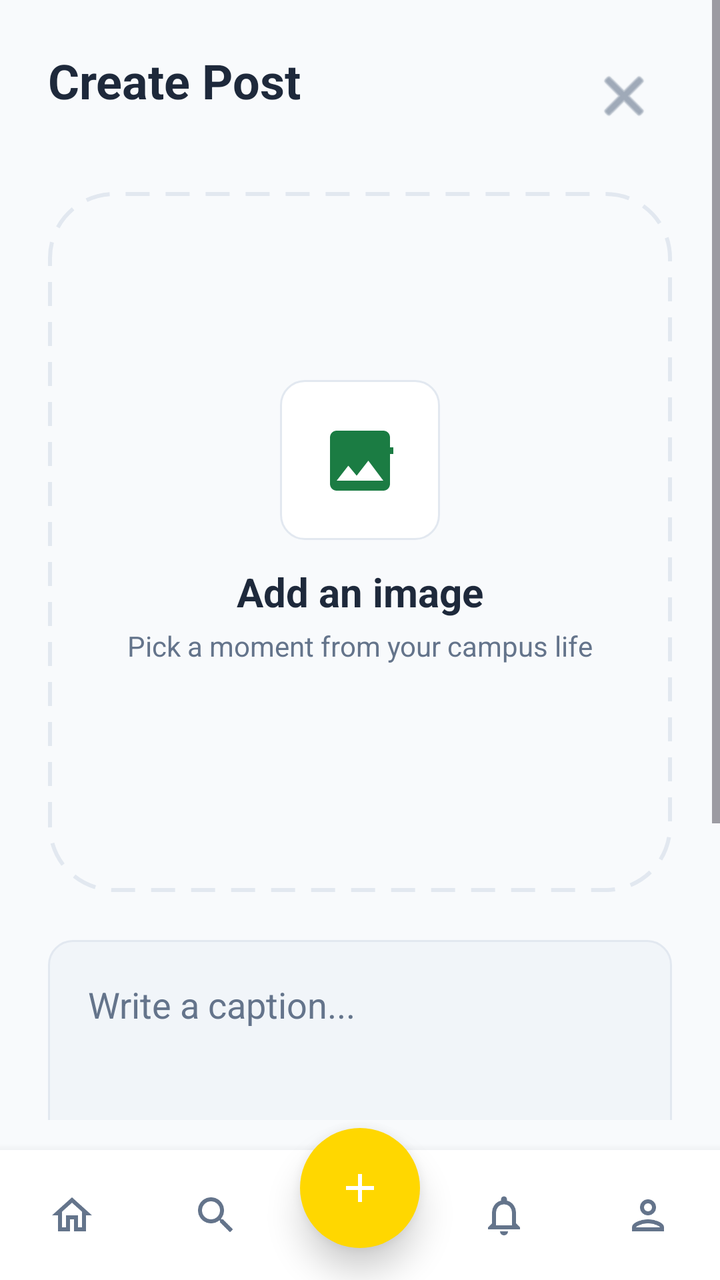
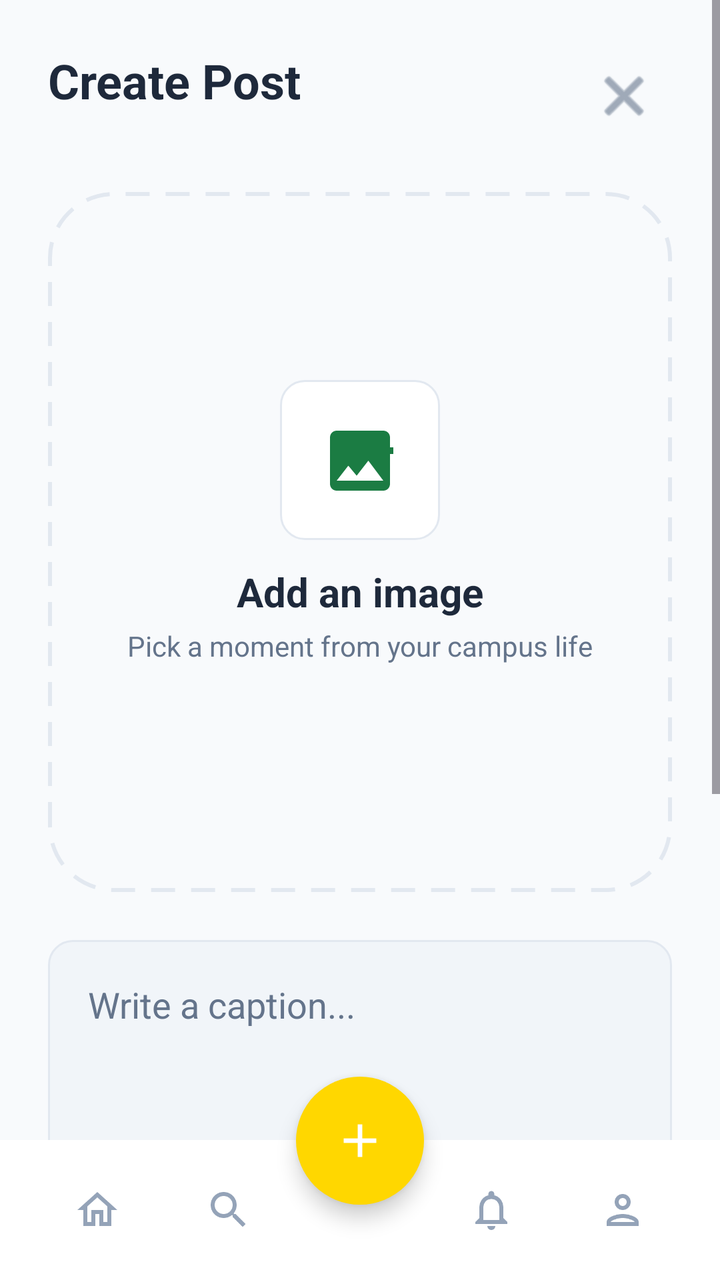

Screens rendered from an Android XML layout before and after an edit, with the pre-edit source and the edit as a unified diff.
<!-- AndroidManifest.xml: application theme Theme.BAUSThub -->
<!-- res/layout/activity_create_post.xml -->
<?xml version="1.0" encoding="utf-8"?>
<androidx.constraintlayout.widget.ConstraintLayout xmlns:android="http://schemas.android.com/apk/res/android"
    xmlns:app="http://schemas.android.com/apk/res-auto"
    android:layout_width="match_parent"
    android:layout_height="match_parent"
    android:background="@color/bg_light">

    <ScrollView
        android:layout_width="match_parent"
        android:layout_height="0dp"
        app:layout_constraintBottom_toTopOf="@+id/bottomNavContainer"
        app:layout_constraintTop_toTopOf="parent">

        <LinearLayout
            android:layout_width="match_parent"
            android:layout_height="wrap_content"
            android:orientation="vertical"
            android:padding="24dp">

            
            <RelativeLayout
                android:layout_width="match_parent"
                android:layout_height="wrap_content">

                <TextView
                    android:layout_width="wrap_content"
                    android:layout_height="wrap_content"
                    android:text="Create Post"
                    android:textColor="@color/text_dark"
                    android:textSize="24sp"
                    android:textStyle="bold" />

                <ImageButton
                    android:id="@+id/btnClose"
                    android:layout_width="48dp"
                    android:layout_height="48dp"
                    android:layout_alignParentEnd="true"
                    android:background="?attr/selectableItemBackgroundBorderless"
                    android:src="@android:drawable/ic_menu_close_clear_cancel"
                    app:tint="@color/text_grey"
                    android:contentDescription="Close" />
            </RelativeLayout>

            
            <androidx.constraintlayout.widget.ConstraintLayout
                android:id="@+id/btnUploadImage"
                android:layout_width="match_parent"
                android:layout_height="350dp"
                android:layout_marginTop="24dp"
                android:background="@drawable/dashed_border_card"
                android:clickable="true"
                android:focusable="true">

                <LinearLayout
                    android:layout_width="wrap_content"
                    android:layout_height="wrap_content"
                    android:gravity="center"
                    android:orientation="vertical"
                    app:layout_constraintBottom_toBottomOf="parent"
                    app:layout_constraintEnd_toEndOf="parent"
                    app:layout_constraintStart_toStartOf="parent"
                    app:layout_constraintTop_toTopOf="parent">

                    <View
                        android:layout_width="80dp"
                        android:layout_height="80dp"
                        android:background="@drawable/google_button_bg" />

                    <ImageView
                        android:layout_width="40dp"
                        android:layout_height="40dp"
                        android:layout_marginTop="-60dp"
                        android:src="@drawable/ic_add_photo"
                        android:contentDescription="Add Photo Icon" />

                    <TextView
                        android:layout_width="wrap_content"
                        android:layout_height="wrap_content"
                        android:layout_marginTop="32dp"
                        android:text="Add an image"
                        android:textColor="@color/text_dark"
                        android:textSize="20sp"
                        android:textStyle="bold" />

                    <TextView
                        android:layout_width="wrap_content"
                        android:layout_height="wrap_content"
                        android:layout_marginTop="4dp"
                        android:text="Pick a moment from your campus life"
                        android:textColor="@color/text_grey"
                        android:textSize="14sp" />
                </LinearLayout>

                <ImageView
                    android:id="@+id/ivSelectedImage"
                    android:layout_width="match_parent"
                    android:layout_height="match_parent"
                    android:scaleType="centerCrop"
                    android:visibility="gone"
                    android:contentDescription="Selected Image" />
            </androidx.constraintlayout.widget.ConstraintLayout>

            
            <EditText
                android:id="@+id/etCaption"
                android:layout_width="match_parent"
                android:layout_height="180dp"
                android:layout_marginTop="24dp"
                android:background="@drawable/edit_text_bg"
                android:gravity="top"
                android:hint="Write a caption..."
                android:padding="20dp"
                android:textColor="@color/text_dark"
                android:textColorHint="@color/text_grey"
                android:textSize="18sp"
                android:inputType="textMultiLine" />

            
            <LinearLayout
                android:id="@+id/btnShare"
                android:layout_width="match_parent"
                android:layout_height="64dp"
                android:layout_marginTop="24dp"
                android:background="@drawable/button_bg"
                android:clickable="true"
                android:focusable="true"
                android:gravity="center">

                <ProgressBar
                    android:id="@+id/pbUpload"
                    android:layout_width="24dp"
                    android:layout_height="24dp"
                    android:layout_marginEnd="12dp"
                    android:indeterminateTint="@color/white"
                    android:visibility="gone" />

                <ImageView
                    android:id="@+id/ivSendIcon"
                    android:layout_width="24dp"
                    android:layout_height="24dp"
                    android:layout_marginEnd="12dp"
                    android:src="@drawable/ic_send"
                    android:contentDescription="Send Icon" />

                <TextView
                    android:id="@+id/tvShare"
                    android:layout_width="wrap_content"
                    android:layout_height="wrap_content"
                    android:text="Share to BAUSThub"
                    android:textColor="@color/white"
                    android:textSize="18sp"
                    android:textStyle="bold" />
            </LinearLayout>

        </LinearLayout>
    </ScrollView>

    
    <androidx.constraintlayout.widget.ConstraintLayout
        android:id="@+id/bottomNavContainer"
        android:layout_width="match_parent"
        android:layout_height="80dp"
        app:layout_constraintBottom_toBottomOf="parent">

        <LinearLayout
            android:id="@+id/bottomNav"
            android:layout_width="match_parent"
            android:layout_height="65dp"
            android:background="@color/white"
            android:gravity="center_vertical"
            android:orientation="horizontal"
            android:elevation="8dp"
            app:layout_constraintBottom_toBottomOf="parent">

            <ImageButton
                android:id="@+id/btnNavHome"
                android:layout_width="0dp"
                android:layout_height="match_parent"
                android:layout_weight="1"
                android:background="?attr/selectableItemBackgroundBorderless"
                android:src="@drawable/ic_nav_home"
                app:tint="@color/text_grey"
                android:contentDescription="Home" />

            <ImageButton
                android:id="@+id/btnNavSearch"
                android:layout_width="0dp"
                android:layout_height="match_parent"
                android:layout_weight="1"
                android:background="?attr/selectableItemBackgroundBorderless"
                android:src="@drawable/ic_nav_search"
                app:tint="@color/text_grey"
                android:contentDescription="Search" />

            <View
                android:layout_width="0dp"
                android:layout_height="match_parent"
                android:layout_weight="1" />

            <ImageButton
                android:id="@+id/btnNavNotifications"
                android:layout_width="0dp"
                android:layout_height="match_parent"
                android:layout_weight="1"
                android:background="?attr/selectableItemBackgroundBorderless"
                android:src="@drawable/ic_nav_notifications"
                app:tint="@color/text_grey"
                android:contentDescription="Notifications" />

            <ImageButton
                android:id="@+id/btnNavProfile"
                android:layout_width="0dp"
                android:layout_height="match_parent"
                android:layout_weight="1"
                android:background="?attr/selectableItemBackgroundBorderless"
                android:src="@drawable/ic_nav_profile"
                app:tint="@color/text_grey"
                android:contentDescription="Profile" />

        </LinearLayout>

        <ImageButton
            android:id="@+id/btnAddActive"
            android:layout_width="60dp"
            android:layout_height="60dp"
            android:background="@drawable/circle_solid_yellow"
            android:elevation="10dp"
            android:padding="12dp"
            android:scaleType="centerInside"
            android:src="@drawable/ic_nav_add"
            app:layout_constraintBottom_toBottomOf="parent"
            app:layout_constraintEnd_toEndOf="parent"
            app:layout_constraintStart_toStartOf="parent"
            app:layout_constraintTop_toTopOf="parent"
            app:layout_constraintVertical_bias="0.2"
            app:tint="@color/white"
            android:contentDescription="Add Active" />

    </androidx.constraintlayout.widget.ConstraintLayout>

</androidx.constraintlayout.widget.ConstraintLayout>
<!-- resources referenced by this layout -->
<resources>
  <color name="bg_light">#F8FAFC</color>
  <color name="text_dark">#1E293B</color>
  <color name="text_grey">#64748B</color>
  <color name="white">#FFFFFFFF</color>
  <!-- drawable button_bg (drawable) -->
  <?xml version="1.0" encoding="utf-8"?>
  <ripple xmlns:android="http://schemas.android.com/apk/res/android"
      android:color="#40FFFFFF">
      <item>
          <shape>
              <solid android:color="@color/baust_green" />
              <corners android:radius="12dp" />
          </shape>
      </item>
  </ripple>
  <!-- drawable circle_solid_yellow (drawable) -->
  <?xml version="1.0" encoding="utf-8"?>
  <shape xmlns:android="http://schemas.android.com/apk/res/android"
      android:shape="oval">
      <solid android:color="@color/baust_yellow" />
  </shape>
  <!-- drawable dashed_border_card (drawable) -->
  <?xml version="1.0" encoding="utf-8"?>
  <shape xmlns:android="http://schemas.android.com/apk/res/android">
      <solid android:color="@android:color/transparent" />
      <stroke
          android:width="2dp"
          android:color="@color/border_grey"
          android:dashGap="8dp"
          android:dashWidth="12dp" />
      <corners android:radius="32dp" />
  </shape>
  <!-- drawable edit_text_bg (drawable) -->
  <?xml version="1.0" encoding="utf-8"?>
  <shape xmlns:android="http://schemas.android.com/apk/res/android">
      <solid android:color="@color/input_bg" />
      <corners android:radius="12dp" />
      <stroke android:width="1dp" android:color="@color/border_grey" />
  </shape>
  <!-- drawable google_button_bg (drawable) -->
  <?xml version="1.0" encoding="utf-8"?>
  <ripple xmlns:android="http://schemas.android.com/apk/res/android"
      android:color="#10000000">
      <item>
          <shape>
              <solid android:color="@color/white" />
              <corners android:radius="12dp" />
              <stroke android:width="1dp" android:color="@color/border_grey" />
          </shape>
      </item>
  </ripple>
  <!-- drawable ic_nav_add (drawable) -->
  <vector xmlns:android="http://schemas.android.com/apk/res/android"
      android:width="24dp"
      android:height="24dp"
      android:viewportWidth="24"
      android:viewportHeight="24">
      <path
          android:fillColor="@color/white"
          android:pathData="M19,13h-6v6h-2v-6H5v-2h6V5h2v6h6v2z" />
  </vector>
  <!-- drawable ic_nav_home (drawable) -->
  <vector xmlns:android="http://schemas.android.com/apk/res/android"
      android:width="24dp"
      android:height="24dp"
      android:viewportWidth="24"
      android:viewportHeight="24">
      <path
          android:fillColor="@color/text_grey"
          android:pathData="M12,5.69l5,4.5V18h-2v-6H9v6H7v-7.81L12,5.69M12,3L2,12h3v8h6v-6h2v6h6v-8h3L12,3z" />
  </vector>
  <!-- drawable ic_nav_profile (drawable) -->
  <vector xmlns:android="http://schemas.android.com/apk/res/android"
      android:width="24dp"
      android:height="24dp"
      android:viewportWidth="24"
      android:viewportHeight="24">
      <path
          android:fillColor="@color/text_grey"
          android:pathData="M12,6c1.1,0 2,0.9 2,2s-0.9,2 -2,2 -2,-0.9 -2,-2 0.9,-2 2,-2m0,10c2.7,0 5.8,1.29 6,2H6c0.23,-0.72 3.31,-2 6,-2m0,-12C9.79,4 8,5.79 8,8s1.79,4 4,4 4,-1.79 4,-4 -1.79,-4 -4,-4zm0,10c-2.67,0 -8,1.33 -8,4v2h16v-2c0,-2.67 -5.33,-4 -8,-4z" />
  </vector>
  <!-- drawable ic_send (drawable) -->
  <vector xmlns:android="http://schemas.android.com/apk/res/android"
      android:width="24dp"
      android:height="24dp"
      android:viewportWidth="24"
      android:viewportHeight="24">
      <path
          android:fillColor="@color/white"
          android:pathData="M2.01,21L23,12 2.01,3 2,10l15,2 -15,2z" />
  </vector>
  <style name="Theme.BAUSThub" parent="Base.Theme.BAUSThub" />
  <color name="baust_green">#1B7C43</color>
  <color name="baust_yellow">#FFD700</color>
  <color name="border_grey">#E2E8F0</color>
  <color name="input_bg">#F1F5F9</color>
  <style name="Base.Theme.BAUSThub" parent="Theme.Material3.DayNight.NoActionBar">
          
          
      </style>
  <!-- unchanged entries left out for length: 3 -->
</resources>

<!-- the commit's change to res/layout/activity_create_post.xml (unified diff, before → after) -->
@@ -3,7 +3,9 @@
     xmlns:app="http://schemas.android.com/apk/res-auto"
     android:layout_width="match_parent"
     android:layout_height="match_parent"
-    android:background="@color/bg_light">
+    android:background="@color/bg_light"
+    android:clipChildren="false"
+    android:clipToPadding="false">
 
     <ScrollView
         android:layout_width="match_parent"
@@ -159,17 +161,19 @@
     <androidx.constraintlayout.widget.ConstraintLayout
         android:id="@+id/bottomNavContainer"
         android:layout_width="match_parent"
-        android:layout_height="80dp"
+        android:layout_height="90dp"
+        android:clipChildren="false"
+        android:clipToPadding="false"
         app:layout_constraintBottom_toBottomOf="parent">
 
         <LinearLayout
             android:id="@+id/bottomNav"
             android:layout_width="match_parent"
-            android:layout_height="65dp"
+            android:layout_height="70dp"
             android:background="@color/white"
             android:gravity="center_vertical"
             android:orientation="horizontal"
-            android:elevation="8dp"
+            android:paddingHorizontal="16dp"
             app:layout_constraintBottom_toBottomOf="parent">
 
             <ImageButton
@@ -179,7 +183,7 @@
                 android:layout_weight="1"
                 android:background="?attr/selectableItemBackgroundBorderless"
                 android:src="@drawable/ic_nav_home"
-                app:tint="@color/text_grey"
+                app:tint="#94A3B8"
                 android:contentDescription="Home" />
 
             <ImageButton
@@ -189,7 +193,7 @@
                 android:layout_weight="1"
                 android:background="?attr/selectableItemBackgroundBorderless"
                 android:src="@drawable/ic_nav_search"
-                app:tint="@color/text_grey"
+                app:tint="#94A3B8"
                 android:contentDescription="Search" />
 
             <View
@@ -204,7 +208,7 @@
                 android:layout_weight="1"
                 android:background="?attr/selectableItemBackgroundBorderless"
                 android:src="@drawable/ic_nav_notifications"
-                app:tint="@color/text_grey"
+                app:tint="#94A3B8"
                 android:contentDescription="Notifications" />
 
             <ImageButton
@@ -214,27 +218,26 @@
                 android:layout_weight="1"
                 android:background="?attr/selectableItemBackgroundBorderless"
                 android:src="@drawable/ic_nav_profile"
-                app:tint="@color/text_grey"
+                app:tint="#94A3B8"
                 android:contentDescription="Profile" />
 
         </LinearLayout>
 
         <ImageButton
-            android:id="@+id/btnAddActive"
-            android:layout_width="60dp"
-            android:layout_height="60dp"
+            android:id="@+id/btnAdd"
+            android:layout_width="64dp"
+            android:layout_height="64dp"
             android:background="@drawable/circle_solid_yellow"
-            android:elevation="10dp"
-            android:padding="12dp"
-            android:scaleType="centerInside"
+            android:elevation="6dp"
+            android:padding="18dp"
+            android:scaleType="fitCenter"
             android:src="@drawable/ic_nav_add"
-            app:layout_constraintBottom_toBottomOf="parent"
+            app:layout_constraintBottom_toTopOf="@+id/bottomNav"
             app:layout_constraintEnd_toEndOf="parent"
             app:layout_constraintStart_toStartOf="parent"
-            app:layout_constraintTop_toTopOf="parent"
-            app:layout_constraintVertical_bias="0.2"
+            app:layout_constraintTop_toTopOf="@+id/bottomNav"
             app:tint="@color/white"
-            android:contentDescription="Add Active" />
+            android:contentDescription="Add" />
 
     </androidx.constraintlayout.widget.ConstraintLayout>
 
